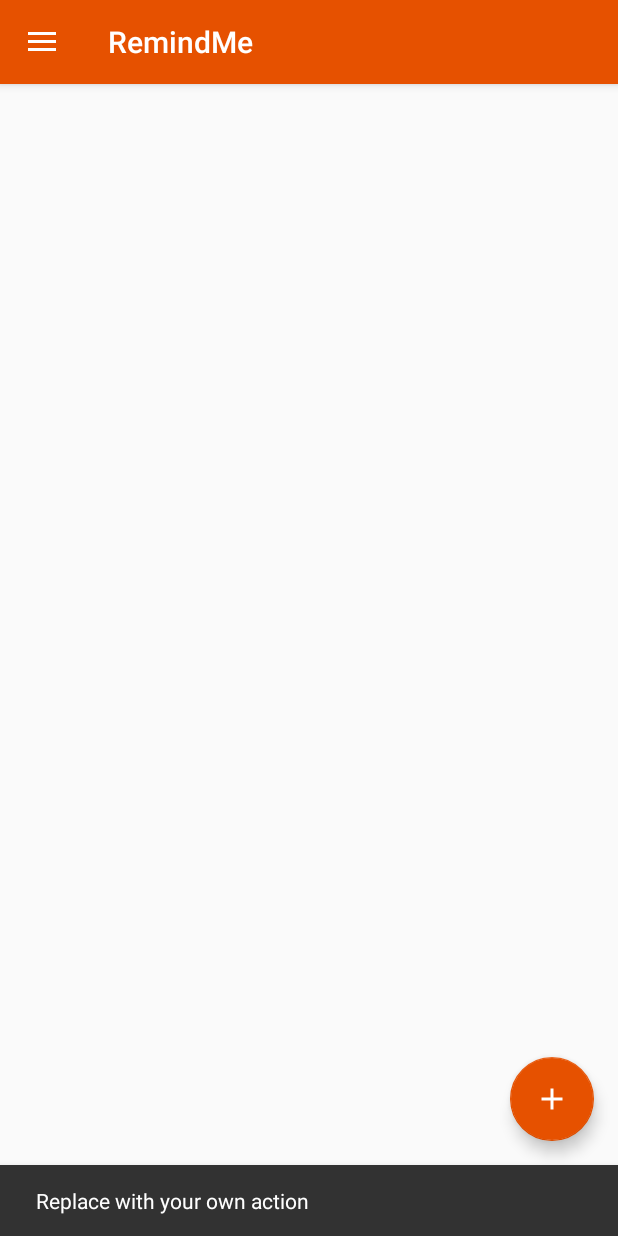
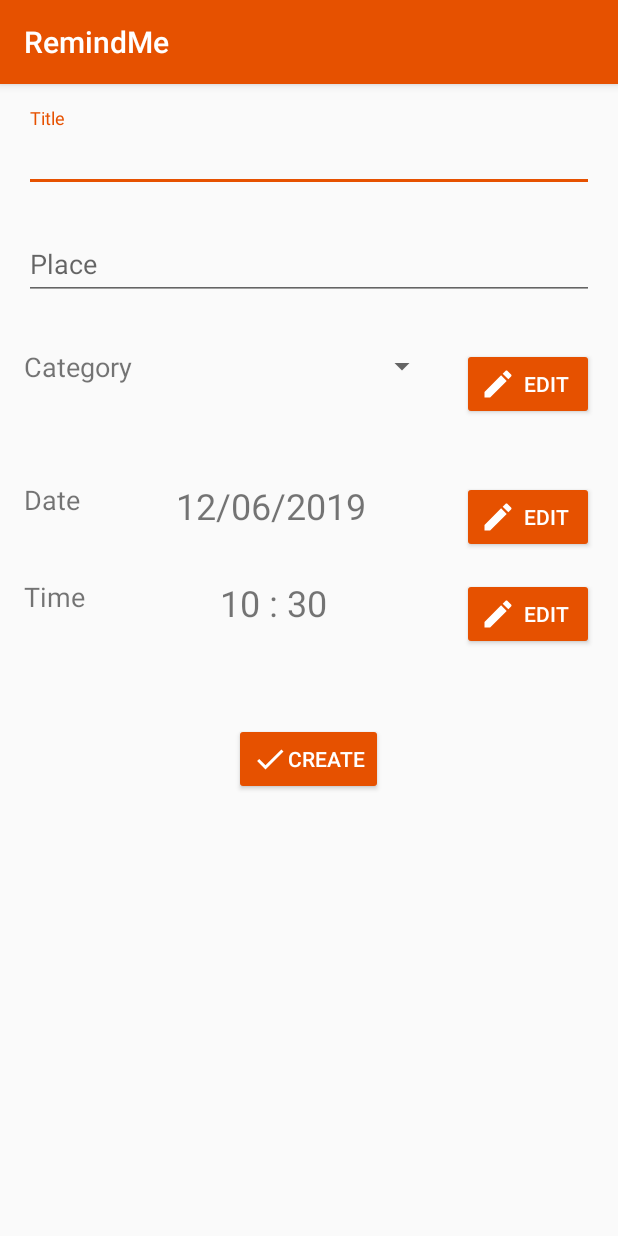
Before and after one commit to samueleevangelisti/RemindMe, an Android app: the screen it shows after launch (MainActivity before the commit, AddTaskActivity after it), after a tap on an icon or button, on a phone screen of 412 x 824 dp. Run offline under Robolectric (Android 15) with nearby library versions, the phone set to English and light mode, and no system bars; our stand-ins replace Room's generated code.

Commit message:
Riportata l'app ad uno stato di funzionamento minimo. Bisogna implementare le funzionalità di base richieste come le categorie e la gestioned dei task e dei dati

```diff
--- a/app/src/main/AndroidManifest.xml
+++ b/app/src/main/AndroidManifest.xml
@@ -9,6 +9,7 @@
         android:roundIcon="@mipmap/ic_launcher_round"
         android:supportsRtl="true"
         android:theme="@style/AppTheme">
+        <activity android:name=".AddTaskActivity" />
         <activity
             android:name=".MainActivity"
             android:label="@string/app_name"
--- /dev/null
+++ b/app/src/main/java/com/samueva/remindme/AddTaskActivity.java
@@ -0,0 +1,115 @@
+package com.samueva.remindme;
+
+import android.content.Intent;
+import android.os.Bundle;
+import android.support.v4.app.DialogFragment;
+import android.support.v7.app.AppCompatActivity;
+import android.view.View;
+import android.widget.ArrayAdapter;
+import android.widget.Button;
+import android.widget.Spinner;
+import android.widget.TextView;
+
+import java.util.ArrayList;
+import java.util.Calendar;
+import java.util.List;
+
+public class AddTaskActivity extends AppCompatActivity implements DatePickerFragment.TaskDatePickerListener, TimePickerFragment.TaskTimePickerListener {
+
+    // TODO: 5/10/19 STRINGA_DI_DEBUG
+    private static final String TAG = "ReMe_AddTaskActivity";
+
+    // Calendar
+    private static Calendar newTaskCalendar;
+
+    //private List<String> categoryList;
+
+    @Override
+    protected void onCreate(Bundle savedInstanceState) {
+        super.onCreate(savedInstanceState);
+        setContentView(R.layout.activity_add_task);
+
+        // Date and Time
+        this.newTaskCalendar = Calendar.getInstance();
+        TextView newTaskDate = (TextView) findViewById(R.id.new_task_date);
+        newTaskDate.setText(String.format("%1$td/%1$tm/%1$tY", this.newTaskCalendar));
+        TextView newTaskTime = (TextView) findViewById(R.id.new_task_time);
+        newTaskTime.setText(String.format("%1$tH : %1$tM", this.newTaskCalendar));
+
+        /*// Category List
+        this.categoryList = new ArrayList<String>(R.array.task_categories);*/
+
+        /*// Spinner
+        Spinner newTaskCategory = (Spinner) findViewById(R.id.new_task_category);
+        ArrayAdapter<CharSequence> spinnerAdapter = ArrayAdapter.createFromResource(this, R.array.task_categories, android.R.layout.simple_spinner_item);
+        spinnerAdapter.setDropDownViewResource(android.R.layout.simple_spinner_dropdown_item);
+        newTaskCategory.setAdapter(spinnerAdapter);*/
+
+        // Buttons
+        Button createTask = (Button) findViewById(R.id.create_task);
+        createTask.setOnClickListener(new View.OnClickListener() {
+            @Override
+            public void onClick(View v) {
+                addTaskCallback();
+            }
+        });
+        /*Button editCustomCategory = (Button) findViewById(R.id.edit_custom_category);
+        editCustomCategory.setOnClickListener(new View.OnClickListener() {
+            @Override
+            public void onClick(View v) {
+                CategoryDialogFragment newFragment = new CategoryDialogFragment();
+                newFragment.setRecyclerAdapter(categoryList);
+                newFragment.show(getSupportFragmentManager(), "customCategory");
+            }
+        });*/
+        Button setTaskDate = (Button) findViewById(R.id.set_task_date);
+        setTaskDate.setOnClickListener(new View.OnClickListener() {
+            @Override
+            public void onClick(View v) {
+                DialogFragment newFragment = new DatePickerFragment();
+                newFragment.show(getSupportFragmentManager(), "datePicker");
+            }
+        });
+        Button setTaskTime = (Button) findViewById(R.id.set_task_time);
+        setTaskTime.setOnClickListener(new View.OnClickListener() {
+            @Override
+            public void onClick(View v) {
+                DialogFragment newFragment = new TimePickerFragment();
+                newFragment.show(getSupportFragmentManager(), "timePicker");
+            }
+        });
+    }
+
+    public void addTaskCallback() {
+        Intent data = new Intent();
+        TextView newTaskTitle = (TextView) findViewById(R.id.new_task_title);
+        TextView newTaskPlace = (TextView) findViewById(R.id.new_task_place);
+        Spinner newTaskCategory = (Spinner) findViewById(R.id.new_task_category);
+        data.putExtra("title", newTaskTitle.getText().toString());
+        data.putExtra("year", this.newTaskCalendar.get(Calendar.YEAR));
+        data.putExtra("month", this.newTaskCalendar.get(Calendar.MONTH));
+        data.putExtra("dayOfMonth", this.newTaskCalendar.get(Calendar.DAY_OF_MONTH));
+        data.putExtra("hourOfDay", this.newTaskCalendar.get(Calendar.HOUR_OF_DAY));
+        data.putExtra("minute", this.newTaskCalendar.get(Calendar.MINUTE));
+        data.putExtra("place", newTaskPlace.getText().toString());
+        //data.putExtra("category", newTaskCategory.getSelectedItem().toString());
+        data.putExtra("status", "Pending");
+        setResult(RESULT_OK, data);
+        super.finish();
+    }
+
+    @Override
+    public void onDateSetReady(int year, int month, int dayOfMonth) {
+        this.newTaskCalendar.set(year, month, dayOfMonth);
+        TextView newTaskDate = (TextView) findViewById(R.id.new_task_date);
+        newTaskDate.setText(String.format("%1$td/%1$tm/%1$tY", this.newTaskCalendar));
+    }
+
+    @Override
+    public void onTimeSetReady(int hourOfDay, int minute) {
+        this.newTaskCalendar.set(Calendar.HOUR_OF_DAY, hourOfDay);
+        this.newTaskCalendar.set(Calendar.MINUTE, minute);
+        TextView newTaskTime = (TextView) findViewById(R.id.new_task_time);
+        newTaskTime.setText(String.format("%1$tH : %1$tM", this.newTaskCalendar));
+    }
+}
--- /dev/null
+++ b/app/src/main/java/com/samueva/remindme/DatePickerFragment.java
@@ -0,0 +1,47 @@
+package com.samueva.remindme;
+
+import android.app.DatePickerDialog;
+import android.app.Dialog;
+import android.content.Context;
+import android.os.Bundle;
+import android.support.v4.app.DialogFragment;
+import android.widget.DatePicker;
+
+import java.util.Calendar;
+
+public class DatePickerFragment extends DialogFragment implements DatePickerDialog.OnDateSetListener {
+
+    TaskDatePickerListener activityCallback;
+
+    public interface TaskDatePickerListener {
+        void onDateSetReady(int year, int month, int dayOfMonth);
+    }
+
+    @Override
+    public void onDateSet(DatePicker view, int year, int month, int dayOfMonth) {
+        // Do something with the date chosen by the user
+        activityCallback.onDateSetReady(year, month, dayOfMonth);
+    }
+
+    @Override
+    public Dialog onCreateDialog(Bundle savedInstanceState) {
+        // Use the current date as the default date in the picker
+        final Calendar c = Calendar.getInstance();
+        int year = c.get(Calendar.YEAR);
+        int month = c.get(Calendar.MONTH);
+        int day = c.get(Calendar.DAY_OF_MONTH);
+
+        // Create a new instance of DatePickerDialog and return it
+        return new DatePickerDialog(getActivity(), this, year, month, day);
+    }
+
+    @Override
+    public void onAttach(Context context) {
+        super.onAttach(context);
+        try {
+            activityCallback = (TaskDatePickerListener) context;
+        } catch (ClassCastException e) {
+            throw new ClassCastException(context.toString() + " must implement TaskDatePickerListener");
+        }
+    }
+}
--- a/app/src/main/java/com/samueva/remindme/DbAsyncTask.java
+++ b/app/src/main/java/com/samueva/remindme/DbAsyncTask.java
@@ -25,7 +25,7 @@ public class DbAsyncTask extends AsyncTask<Void, Void, Task> {
         this.task = task;
     }
 
-    public DbAsyncTask(AppDatabase db, dbAction myDbAction, TaskRecyclerAdapter recyclerAdapter) {
+    public DbAsyncTask(AppDatabase db, TaskRecyclerAdapter recyclerAdapter, dbAction myDbAction) {
         this.db = db;
         this.recyclerAdapter = recyclerAdapter;
         this.myDbAction = myDbAction;
--- a/app/src/main/java/com/samueva/remindme/MainActivity.java
+++ b/app/src/main/java/com/samueva/remindme/MainActivity.java
@@ -1,8 +1,11 @@
 package com.samueva.remindme;
 
+import android.arch.persistence.room.Room;
+import android.content.Intent;
 import android.os.Bundle;
+import android.support.annotation.NonNull;
+import android.support.annotation.Nullable;
 import android.support.design.widget.FloatingActionButton;
-import android.support.design.widget.Snackbar;
 import android.support.v7.widget.LinearLayoutManager;
 import android.support.v7.widget.RecyclerView;
 import android.view.View;
@@ -14,31 +17,45 @@ import android.support.v4.widget.DrawerLayout;
 
 import android.support.v7.app.AppCompatActivity;
 import android.support.v7.widget.Toolbar;
+
+import java.util.ArrayList;
 //import android.view.Menu;
 
 // TODO: 6/9/19 Gestire il funzionamento del database con room
 
 public class MainActivity extends AppCompatActivity implements NavigationView.OnNavigationItemSelectedListener {
 
+    private static final int addTaskActivity_requestCode = 101;
+
+    private AppDatabase db;
+
     RecyclerView recyclerView;
     RecyclerView.LayoutManager layoutManager;
-    RecyclerView.Adapter recyclerAdapter;
+    TaskRecyclerAdapter recyclerAdapter;
+
+    private FloatingActionButton fab;
+    private boolean fabWasShown;
 
     @Override
     protected void onCreate(Bundle savedInstanceState) {
         super.onCreate(savedInstanceState);
         setContentView(R.layout.activity_main);
 
+        // Database
+        this.db = Room.databaseBuilder(getApplicationContext(), AppDatabase.class, "database").build();
+
         // Toolbar
         Toolbar toolbar = findViewById(R.id.toolbar);
         setSupportActionBar(toolbar);
 
+        // TODO: 6/13/19 Implementare al creazione di un nuovo task
         // FloatingActionButton
-        FloatingActionButton fab = findViewById(R.id.fab);
-        fab.setOnClickListener(new View.OnClickListener() {
+        this.fab = findViewById(R.id.fab);
+        this.fabWasShown = fab.isShown();
+        this.fab.setOnClickListener(new View.OnClickListener() {
             @Override
             public void onClick(View view) {
-                Snackbar.make(view, "Replace with your own action", Snackbar.LENGTH_LONG).setAction("Action", null).show();
+                startAddTaskActivity();
             }
         });
 
@@ -52,11 +69,60 @@ public class MainActivity extends AppCompatActivity implements NavigationView.On
 
         // RecyclerView
         recyclerView = (RecyclerView) findViewById(R.id.recycler_view);
+        recyclerView.addOnScrollListener(new RecyclerView.OnScrollListener() {
+            @Override
+            public void onScrolled(@NonNull RecyclerView recyclerView, int dx, int dy) {
+                if(dy > 0) {
+                    fab.hide();
+                    fabWasShown = false;
+                } else {
+                    fab.show();
+                    fabWasShown = true;
+                }
+            }
+        });
         layoutManager = new LinearLayoutManager(this);
         recyclerView.setLayoutManager(layoutManager);
-        // TODO: 6/9/19 Gestire la corretta creazione della lista di task
-        //recyclerAdapter = new TaskRecyclerAdapter();
+        recyclerAdapter = new TaskRecyclerAdapter(new ArrayList<Task>(), new TaskRecyclerAdapter.TaskCardClickListener() {
+            @Override
+            public void onTaskCardClick(int taskId) {
+                // TODO: 6/13/19 Implementare la richiesta di informazioni
+            }
+
+            @Override
+            public void onTaskCardLater(int taskId) {
+                // TODO: 6/13/19 Implementare il rimando del task
+            }
+
+            @Override
+            public void onTaskCardDone(int taskId) {
+                // TODO: 6/13/19 implementare il completamento del task
+            }
+
+            @Override
+            public void onTaskCardDelete(int taskId) {
+                // TODO: 6/13/19 Implementare l'eliminazione del task
+            }
+        });
         recyclerView.setAdapter(recyclerAdapter);
+
+        new DbAsyncTask(this.db, this.recyclerAdapter, dbAction.INIT).execute();
+    }
+
+    @Override
+    protected void onActivityResult(int requestCode, int resultCode, @Nullable Intent data) {
+        if (resultCode == RESULT_OK) {
+            switch (requestCode) {
+                case addTaskActivity_requestCode:
+                    // TODO: 5/11/19 controllare che la risposta non sia nulla
+                    // TODO: 5/9/19 gestire la chiave "category" dell'intent di risposta
+                    Task newTask = new Task(data.getExtras().getString("title"), data.getExtras().getInt("year"), data.getExtras().getInt("month"), data.getExtras().getInt("dayOfMonth"), data.getExtras().getInt("hourOfDay"), data.getExtras().getInt("minute"), data.getExtras().getString("place"), data.getExtras().getString("status"));
+                    new DbAsyncTask(this.db, this.recyclerAdapter, dbAction.INSERT, newTask).execute();
+                    break;
+                default:
+                    break;
+            }
+        }
     }
 
     @Override
@@ -115,4 +181,9 @@ public class MainActivity extends AppCompatActivity implements NavigationView.On
         drawer.closeDrawer(GravityCompat.START);
         return true;
     }
+
+    private void startAddTaskActivity() {
+        Intent intent = new Intent(this, AddTaskActivity.class);
+        startActivityForResult(intent, addTaskActivity_requestCode);
+    }
 }
--- /dev/null
+++ b/app/src/main/java/com/samueva/remindme/TimePickerFragment.java
@@ -0,0 +1,46 @@
+package com.samueva.remindme;
+
+import android.app.Dialog;
+import android.app.TimePickerDialog;
+import android.content.Context;
+import android.os.Bundle;
+import android.support.v4.app.DialogFragment;
+import android.widget.TimePicker;
+
+import java.util.Calendar;
+
+public class TimePickerFragment extends DialogFragment implements TimePickerDialog.OnTimeSetListener {
+
+    TaskTimePickerListener activityCallback;
+
+    public interface TaskTimePickerListener {
+        void onTimeSetReady(int hourOfDay, int minute);
+    }
+
+    @Override
+    public void onTimeSet(TimePicker view, int hourOfDay, int minute) {
+        // Do something with the time chosen by the user
+        activityCallback.onTimeSetReady(hourOfDay, minute);
+    }
+
+    @Override
+    public Dialog onCreateDialog(Bundle savedInstanceState) {
+        // Use the current time as the default values for the picker
+        final Calendar c = Calendar.getInstance();
+        int hour = c.get(Calendar.HOUR_OF_DAY);
+        int minute = c.get(Calendar.MINUTE);
+
+        // Create a new instance of TimePickerDialog and return it
+        return new TimePickerDialog(getActivity(), this, hour, minute, true);
+    }
+
+    @Override
+    public void onAttach(Context context) {
+        super.onAttach(context);
+        try {
+            activityCallback = (TaskTimePickerListener) context;
+        } catch (ClassCastException e) {
+            throw new ClassCastException(context.toString() + " must implement TaskTimePickerListener");
+        }
+    }
+}
--- /dev/null
+++ b/app/src/main/res/drawable/ic_edit.xml
@@ -0,0 +1,9 @@
+<vector xmlns:android="http://schemas.android.com/apk/res/android"
+    android:width="24dp"
+    android:height="24dp"
+    android:viewportWidth="24"
+    android:viewportHeight="24">
+  <path
+      android:fillColor="#FFFFFFFF"
+      android:pathData="M3,17.25V21h3.75L17.81,9.94l-3.75,-3.75L3,17.25zM20.71,7.04c0.39,-0.39 0.39,-1.02 0,-1.41l-2.34,-2.34c-0.39,-0.39 -1.02,-0.39 -1.41,0l-1.83,1.83 3.75,3.75 1.83,-1.83z"/>
+</vector>
--- /dev/null
+++ b/app/src/main/res/layout/activity_add_task.xml
@@ -0,0 +1,191 @@
+<?xml version="1.0" encoding="utf-8"?>
+<android.support.constraint.ConstraintLayout xmlns:android="http://schemas.android.com/apk/res/android"
+    xmlns:app="http://schemas.android.com/apk/res-auto"
+    xmlns:tools="http://schemas.android.com/tools"
+    android:layout_width="match_parent"
+    android:layout_height="match_parent"
+    android:scrollbarSize="4dp"
+    tools:context=".AddTaskActivity">
+
+    <android.support.design.widget.TextInputLayout
+        android:id="@+id/textInputLayout"
+        android:layout_width="0dp"
+        android:layout_height="wrap_content"
+        android:layout_marginStart="16dp"
+        android:layout_marginTop="16dp"
+        android:layout_marginEnd="16dp"
+        app:layout_constraintEnd_toEndOf="parent"
+        app:layout_constraintStart_toStartOf="parent"
+        app:layout_constraintTop_toTopOf="parent">
+
+        <android.support.design.widget.TextInputEditText
+            android:id="@+id/new_task_title"
+            android:layout_width="match_parent"
+            android:layout_height="wrap_content"
+            android:hint="@string/title" />
+    </android.support.design.widget.TextInputLayout>
+
+    <android.support.design.widget.TextInputLayout
+        android:id="@+id/textInputLayout2"
+        android:layout_width="0dp"
+        android:layout_height="wrap_content"
+        android:layout_marginStart="16dp"
+        android:layout_marginTop="16dp"
+        android:layout_marginEnd="16dp"
+        app:layout_constraintEnd_toEndOf="parent"
+        app:layout_constraintStart_toStartOf="parent"
+        app:layout_constraintTop_toBottomOf="@+id/textInputLayout">
+
+        <android.support.design.widget.TextInputEditText
+            android:id="@+id/new_task_place"
+            android:layout_width="match_parent"
+            android:layout_height="wrap_content"
+            android:hint="@string/place" />
+    </android.support.design.widget.TextInputLayout>
+
+    <Button
+        android:id="@+id/create_task"
+        android:layout_width="wrap_content"
+        android:layout_height="wrap_content"
+        android:layout_marginTop="64dp"
+        android:backgroundTint="@color/colorPrimary"
+        android:drawableStart="@drawable/ic_done"
+        android:text="@string/create"
+        android:textColor="#FFFFFF"
+        app:layout_constraintEnd_toEndOf="parent"
+        app:layout_constraintHorizontal_bias="0.498"
+        app:layout_constraintStart_toStartOf="parent"
+        app:layout_constraintTop_toBottomOf="@+id/new_task_time" />
+
+    <Button
+        android:id="@+id/set_task_date"
+        android:layout_width="wrap_content"
+        android:layout_height="wrap_content"
+        android:layout_marginTop="64dp"
+        android:layout_marginEnd="16dp"
+        android:backgroundTint="@color/colorPrimary"
+        android:drawableStart="@drawable/ic_edit"
+        android:text="@string/edit"
+        android:textColor="#FFFFFF"
+        app:layout_constraintEnd_toEndOf="parent"
+        app:layout_constraintHorizontal_bias="0.5"
+        app:layout_constraintHorizontal_chainStyle="spread_inside"
+        app:layout_constraintStart_toEndOf="@+id/new_task_date"
+        app:layout_constraintTop_toBottomOf="@+id/textView" />
+
+    <TextView
+        android:id="@+id/textView8"
+        android:layout_width="wrap_content"
+        android:layout_height="wrap_content"
+        android:layout_marginStart="16dp"
+        android:layout_marginTop="64dp"
+        android:text="@string/date"
+        android:textSize="18sp"
+        app:layout_constraintEnd_toStartOf="@+id/new_task_date"
+        app:layout_constraintHorizontal_bias="0.5"
+        app:layout_constraintHorizontal_chainStyle="spread_inside"
+        app:layout_constraintStart_toStartOf="parent"
+        app:layout_constraintTop_toBottomOf="@+id/textView" />
+
+    <TextView
+        android:id="@+id/textView9"
+        android:layout_width="wrap_content"
+        android:layout_height="wrap_content"
+        android:layout_marginStart="16dp"
+        android:layout_marginTop="32dp"
+        android:text="@string/time"
+        android:textSize="18sp"
+        app:layout_constraintEnd_toStartOf="@+id/new_task_time"
+        app:layout_constraintHorizontal_bias="0.5"
+        app:layout_constraintHorizontal_chainStyle="spread_inside"
+        app:layout_constraintStart_toStartOf="parent"
+        app:layout_constraintTop_toBottomOf="@+id/new_task_date" />
+
+    <TextView
+        android:id="@+id/new_task_date"
+        android:layout_width="wrap_content"
+        android:layout_height="wrap_content"
+        android:layout_marginTop="64dp"
+        android:text="@string/date"
+        android:textSize="24sp"
+        app:layout_constraintEnd_toStartOf="@+id/set_task_date"
+        app:layout_constraintHorizontal_bias="0.5"
+        app:layout_constraintHorizontal_chainStyle="spread_inside"
+        app:layout_constraintStart_toEndOf="@+id/textView8"
+        app:layout_constraintTop_toBottomOf="@+id/textView" />
+
+    <TextView
+        android:id="@+id/new_task_time"
+        android:layout_width="wrap_content"
+        android:layout_height="wrap_content"
+        android:layout_marginTop="32dp"
+        android:text="@string/time"
+        android:textSize="24sp"
+        app:layout_constraintEnd_toStartOf="@+id/set_task_time"
+        app:layout_constraintHorizontal_bias="0.5"
+        app:layout_constraintHorizontal_chainStyle="spread_inside"
+        app:layout_constraintStart_toEndOf="@+id/textView9"
+        app:layout_constraintTop_toBottomOf="@+id/new_task_date" />
+
+    <Button
+        android:id="@+id/set_task_time"
+        android:layout_width="wrap_content"
+        android:layout_height="wrap_content"
+        android:layout_marginTop="32dp"
+        android:layout_marginEnd="16dp"
+        android:backgroundTint="@color/colorPrimary"
+        android:drawableStart="@drawable/ic_edit"
+        android:text="@string/edit"
+        android:textColor="#FFFFFF"
+        app:layout_constraintEnd_toEndOf="parent"
+        app:layout_constraintHorizontal_bias="0.5"
+        app:layout_constraintHorizontal_chainStyle="spread_inside"
+        app:layout_constraintStart_toEndOf="@+id/new_task_time"
+        app:layout_constraintTop_toBottomOf="@+id/new_task_date" />
+
+    <TextView
+        android:id="@+id/textView"
+        android:layout_width="wrap_content"
+        android:layout_height="wrap_content"
+        android:layout_marginStart="16dp"
+        android:layout_marginTop="32dp"
+        android:text="@string/category"
+        android:textSize="18sp"
+        app:layout_constraintEnd_toStartOf="@+id/new_task_category"
+        app:layout_constraintHorizontal_bias="0.5"
+        app:layout_constraintHorizontal_chainStyle="spread_inside"
+        app:layout_constraintStart_toStartOf="parent"
+        app:layout_constraintTop_toBottomOf="@+id/textInputLayout2" />
+
+    <Spinner
+        android:id="@+id/new_task_category"
+        android:layout_width="0dp"
+        android:layout_height="wrap_content"
+        android:layout_marginStart="16dp"
+        android:layout_marginTop="32dp"
+        android:layout_marginEnd="16dp"
+        android:scrollbarSize="4dp"
+        android:spinnerMode="dropdown"
+        app:layout_constraintEnd_toStartOf="@+id/edit_custom_category"
+        app:layout_constraintHorizontal_bias="0.5"
+        app:layout_constraintHorizontal_chainStyle="spread_inside"
+        app:layout_constraintStart_toEndOf="@+id/textView"
+        app:layout_constraintTop_toBottomOf="@+id/textInputLayout2" />
+
+    <Button
+        android:id="@+id/edit_custom_category"
+        android:layout_width="wrap_content"
+        android:layout_height="wrap_content"
+        android:layout_marginTop="32dp"
+        android:layout_marginEnd="16dp"
+        android:backgroundTint="@color/colorPrimary"
+        android:drawableStart="@drawable/ic_edit"
+        android:text="@string/edit"
+        android:textColor="#FFFFFF"
+        app:layout_constraintEnd_toEndOf="parent"
+        app:layout_constraintHorizontal_bias="0.5"
+        app:layout_constraintHorizontal_chainStyle="spread_inside"
+        app:layout_constraintStart_toEndOf="@+id/new_task_category"
+        app:layout_constraintTop_toBottomOf="@+id/textInputLayout2" />
+
+</android.support.constraint.ConstraintLayout>
--- a/app/src/main/res/values/colors.xml
+++ b/app/src/main/res/values/colors.xml
@@ -2,5 +2,5 @@
 <resources>
     <color name="colorPrimary">#E65100</color>
     <color name="colorPrimaryDark">#BF360C</color>
-    <color name="colorAccent">#FFFFFF</color>
+    <color name="colorAccent">#E65100</color>
 </resources>
--- a/app/src/main/res/values/strings.xml
+++ b/app/src/main/res/values/strings.xml
@@ -21,4 +21,8 @@
     <string name="later">Later</string>
     <string name="delete">Delete</string>
     <string name="done">Done</string>
+    <string name="add">Add</string>
+    <string name="category">Category</string>
+    <string name="create">Create</string>
+    <string name="edit">Edit</string>
 </resources>
```
